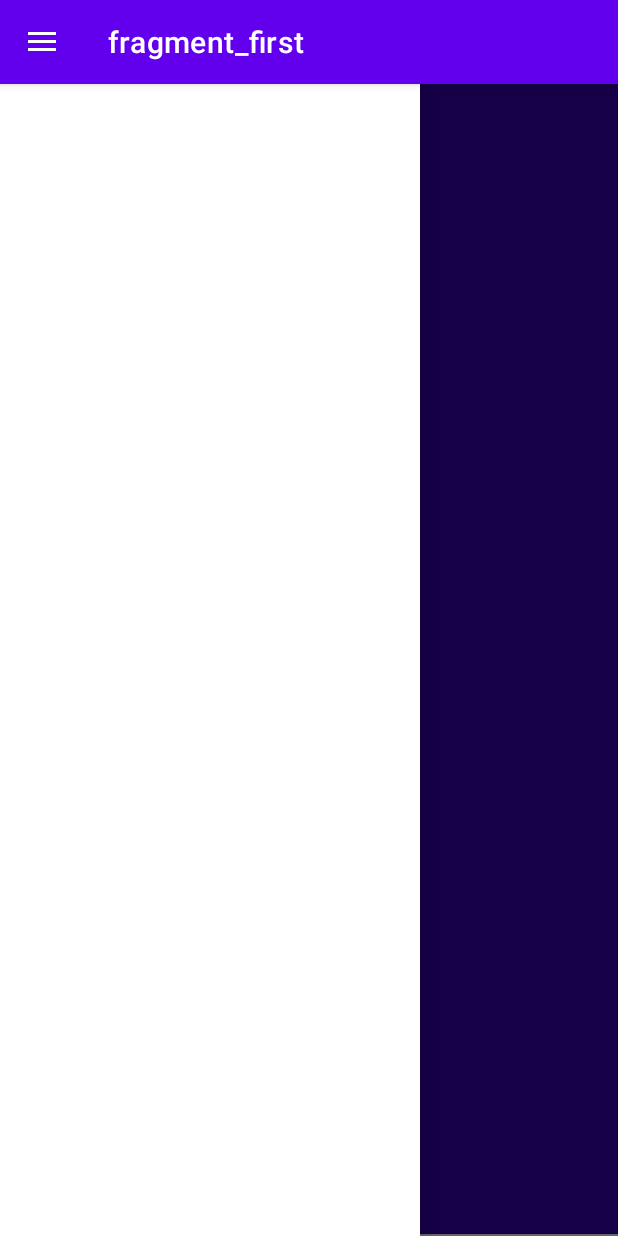
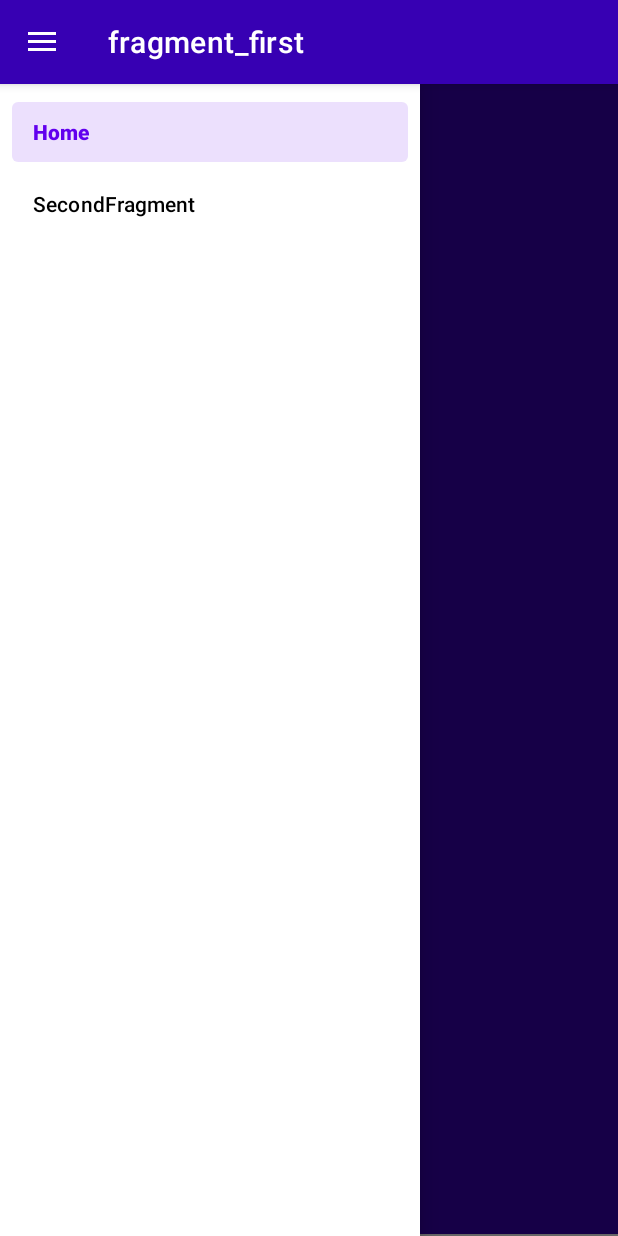
Before and after one commit to zaccaffey/NavigationComponent, an Android app: the screen it shows after launch (MainActivity), with the side drawer open, on a phone screen of 412 x 824 dp. Run offline under Robolectric (Android 15) with nearby library versions, the phone set to English and light mode, and no system bars; our stand-ins replace navigation-ui.

```diff
--- a/app/src/main/java/com/example/navigationcomponent/FirstFragment.kt
+++ b/app/src/main/java/com/example/navigationcomponent/FirstFragment.kt
@@ -47,6 +47,7 @@ class FirstFragment : Fragment() {
         // set an onclick listener that will send us to the second fragment with an action argument
         view.setOnClickListener {
             val action = FirstFragmentDirections.toSecondFragment()
+            Log.i(TAG, "action type = " + action::class.simpleName)
             action.number = 12
             Navigation.findNavController(view).navigate(action)}
 
--- a/app/src/main/java/com/example/navigationcomponent/MainActivity.kt
+++ b/app/src/main/java/com/example/navigationcomponent/MainActivity.kt
@@ -1,11 +1,14 @@
 package com.example.navigationcomponent
 
+import android.graphics.drawable.ColorDrawable
+import android.os.Build
 import androidx.appcompat.app.AppCompatActivity
 import android.os.Bundle
 import androidx.drawerlayout.widget.DrawerLayout
 import androidx.navigation.NavController
 import androidx.navigation.findNavController
 import androidx.navigation.ui.AppBarConfiguration
+import androidx.navigation.ui.navigateUp
 import androidx.navigation.ui.setupActionBarWithNavController
 import androidx.navigation.ui.setupWithNavController
 import com.google.android.material.navigation.NavigationView
@@ -15,6 +18,7 @@ class MainActivity : AppCompatActivity() {
     private lateinit var appBarConfiguration: AppBarConfiguration
     private lateinit var drawerLayout: DrawerLayout
     private lateinit var navigationView: NavigationView
+    private lateinit var listener: NavController.OnDestinationChangedListener
 
     override fun onCreate(savedInstanceState: Bundle?) {
         super.onCreate(savedInstanceState)
@@ -37,5 +41,34 @@ class MainActivity : AppCompatActivity() {
 
         // setup the action bar, passing the nav controller and the app bar config
         setupActionBarWithNavController(navController, appBarConfiguration)
+
+        listener = NavController.OnDestinationChangedListener { controller, destination, arguments ->
+            if (destination.id == R.id.firstFragment) {
+                if (Build.VERSION.SDK_INT >= Build.VERSION_CODES.M) {
+                    supportActionBar?.setBackgroundDrawable(ColorDrawable(getColor(R.color.purple_700)))
+                }
+            } else if (destination.id == R.id.secondFragment) {
+                if (Build.VERSION.SDK_INT >= Build.VERSION_CODES.M) {
+                    supportActionBar?.setBackgroundDrawable(ColorDrawable(getColor(R.color.teal_700)))
+                }
+            }
+        }
+    }
+
+    override fun onPause() {
+        super.onPause()
+        navController.removeOnDestinationChangedListener(listener)
+    }
+
+    override fun onResume() {
+        super.onResume()
+        navController.addOnDestinationChangedListener(listener)
+    }
+
+    override fun onSupportNavigateUp(): Boolean {
+        val navController = findNavController(R.id.fragmentContainerView2)
+
+        return navController.navigateUp(appBarConfiguration) ||
+        super.onSupportNavigateUp()
     }
 }
--- a/app/src/main/res/layout/activity_main.xml
+++ b/app/src/main/res/layout/activity_main.xml
@@ -24,5 +24,6 @@
         android:id="@+id/navigationView"
         android:layout_width="wrap_content"
         android:layout_height="match_parent"
-        android:layout_gravity="start"/>
+        android:layout_gravity="start"
+        app:menu="@menu/drawer_menu"/>
 </androidx.drawerlayout.widget.DrawerLayout>
--- /dev/null
+++ b/app/src/main/res/menu/drawer_menu.xml
@@ -0,0 +1,13 @@
+<?xml version="1.0" encoding="utf-8"?>
+<menu xmlns:android="http://schemas.android.com/apk/res/android"
+    xmlns:app="http://schemas.android.com/apk/res-auto">
+
+    <group android:checkableBehavior="single">
+        <item
+            android:id="@+id/firstFragment"
+            android:title="Home" />
+        <item
+            android:id="@+id/secondFragment"
+            android:title="SecondFragment" />
+    </group>
+</menu>
```
